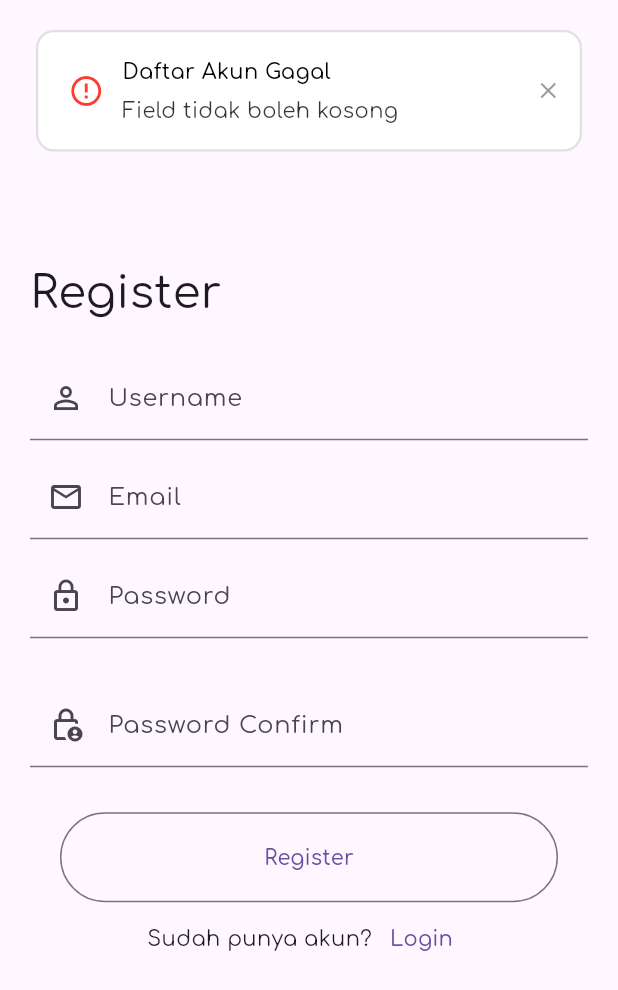
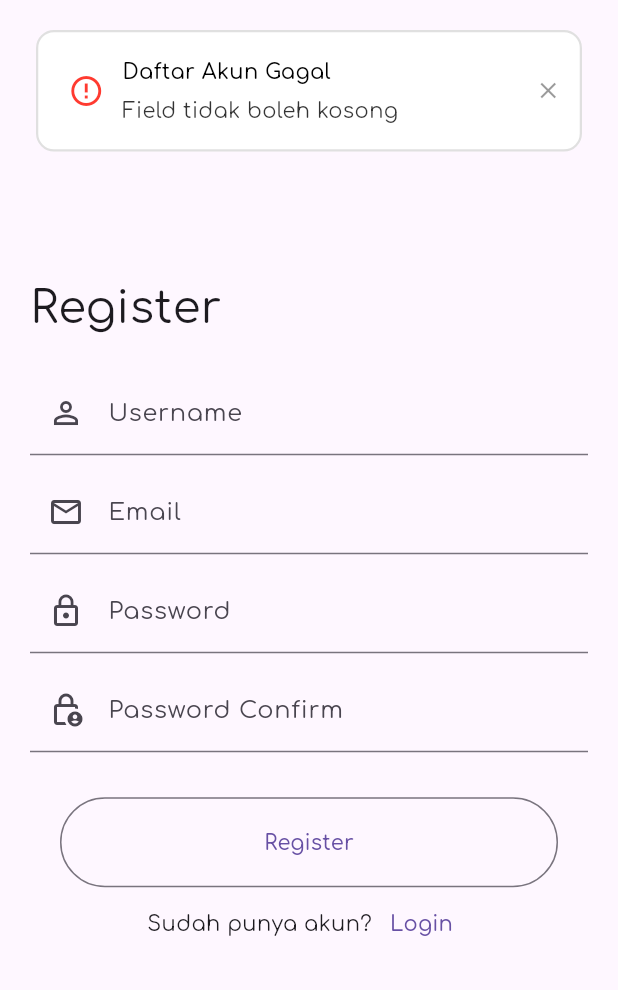
Before and after one commit to RahmatulFirdaus/Keswamas-Scanner-Mobile, a Flutter app: the RegisterPage screen opened directly, after a tap on "Register", on a phone screen of 412 x 824 dp. Shown: the top 990 px of the screen. Run offline on Flutter 3.47's test engine with Material 3 defaults, Android fonts, the light colour scheme and no system bars; our stand-ins replace flutter_secure_storage, google_fonts, toastification; missing offline and left inert: cunning_document_scanner, syncfusion_flutter_pdfviewer; accounts and stored records are empty.

Commit message:
update register configuration

```diff
--- a/lib/login/register_page.dart
+++ b/lib/login/register_page.dart
@@ -58,7 +58,7 @@ class _RegisterPageState extends State<RegisterPage> {
                     prefixIcon: Icon(Icons.lock_outline)),
               ),
               SizedBox(
-                height: 30,
+                height: 10,
               ),
               TextField(
                 controller: passwordConfirmController,
@@ -79,11 +79,12 @@ class _RegisterPageState extends State<RegisterPage> {
                         emailController.text.isNotEmpty &&
                         passwordConfirmController.text.isNotEmpty) {
                       try {
-                        String result = await registerUser.register(
+                        String? result = await registerUser.register(
                             usernameController.text,
                             passwordController.text,
                             passwordConfirmController.text,
                             emailController.text);
+                        if (result == null) {
                           toastification.show(
                             alignment: Alignment.topCenter,
                             autoCloseDuration: Duration(seconds: 5),
@@ -92,8 +93,20 @@ class _RegisterPageState extends State<RegisterPage> {
                             icon: Icon(Icons.error_outline),
                             context: context,
                             title: Text("${result}"),
-                          // description: Text(""),
+                            description: Text("Akun Berhasil Didaftarkan"),
                           );
+                        } else {
+                          toastification.show(
+                            alignment: Alignment.topCenter,
+                            autoCloseDuration: Duration(seconds: 5),
+                            style: ToastificationStyle.flat,
+                            type: ToastificationType.error,
+                            icon: Icon(Icons.error_outline),
+                            context: context,
+                            title: Text("Terjadi Kesalahan"),
+                            description: Text("${result}"),
+                          );
+                        }
                       } catch (e) {
                         toastification.show(
                           alignment: Alignment.topCenter,
@@ -102,8 +115,8 @@ class _RegisterPageState extends State<RegisterPage> {
                           type: ToastificationType.error,
                           icon: Icon(Icons.error_outline),
                           context: context,
-                          title: Text("Daftar Akun Gagal"),
-                          description: Text("Terjadi Kesalahan"),
+                          title: Text("Terjadi Kesalahan"),
+                          description: Text("Daftar Akun Gagal"),
                         );
                       }
                     } else {
--- a/lib/model/keswamas_model.dart
+++ b/lib/model/keswamas_model.dart
@@ -94,7 +94,7 @@ class GetFileEach {
 }
 
 class RegisterUser {
-  Future<String> register(String username, String password,
+  Future<String?> register(String username, String password,
       String confirmPassword, String email) async {
     var url = Uri.parse('http://10.0.10.58:3000/api/registerUser');
     var response = await http.post(url, body: {
@@ -105,7 +105,7 @@ class RegisterUser {
     });
     var json = jsonDecode(response.body);
     if (response.statusCode == 200) {
-      return json['pesan'];
+      return null;
     } else {
       return json['pesan'];
     }
```
Lines whose indentation alone changed are shown as unchanged.
